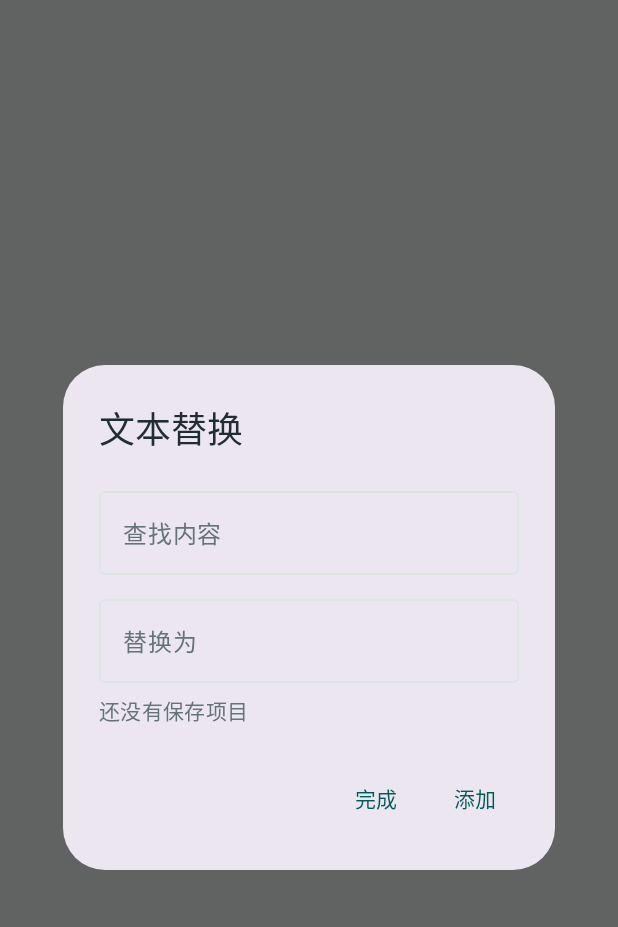
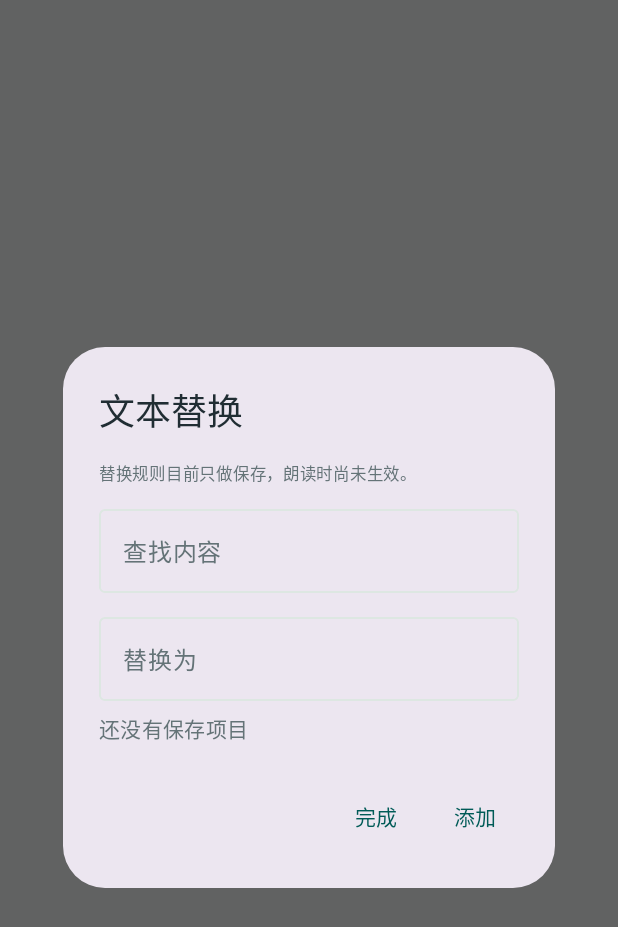
Before and after one commit to mrliergou/Noveltts, an Android app built with Jetpack Compose: the composable ReplacementDialog shown on its own in the app's theme, on a phone screen of 412 x 824 dp. Shown: the top 927 px of the screen. Run offline under Robolectric (Android 15) with nearby library versions, the phone set to English and light mode, and no system bars.

Commit message:
feat(ui): 角色与替换对话框标注尚未参与合成
避免用户以为已保存的规则正在生效，为 P2 数据层接入留出明确提示。

```diff
--- a/app/src/main/java/org/nobody/multitts/replica/ui/MultiTtsScreen.kt
+++ b/app/src/main/java/org/nobody/multitts/replica/ui/MultiTtsScreen.kt
@@ -557,6 +557,11 @@ private fun SavedItemsDialog(
         title = { Text(title) },
         text = {
             Column(verticalArrangement = Arrangement.spacedBy(10.dp)) {
+                Text(
+                    text = "目前只做保存，尚未参与合成；接入数据层后再生效。",
+                    style = MaterialTheme.typography.labelSmall,
+                    color = Muted,
+                )
                 OutlinedTextField(
                     value = value,
                     onValueChange = { value = it },
@@ -594,6 +599,11 @@ private fun ReplacementDialog(
         title = { Text(stringResource(R.string.replacements)) },
         text = {
             Column(verticalArrangement = Arrangement.spacedBy(8.dp)) {
+                Text(
+                    text = "替换规则目前只做保存，朗读时尚未生效。",
+                    style = MaterialTheme.typography.labelSmall,
+                    color = Muted,
+                )
                 OutlinedTextField(find, { find = it }, label = { Text(stringResource(R.string.find_text)) }, singleLine = true)
                 OutlinedTextField(replaceWith, { replaceWith = it }, label = { Text(stringResource(R.string.replace_with)) }, singleLine = true)
                 SavedItemList(items, onRemove)
```
